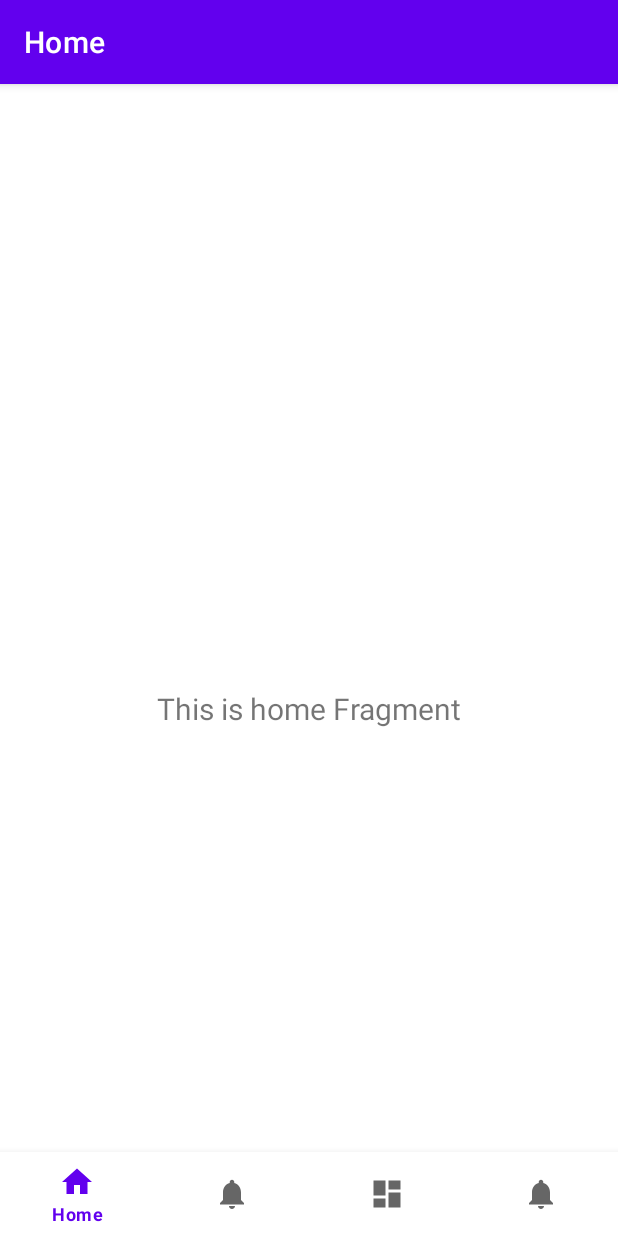
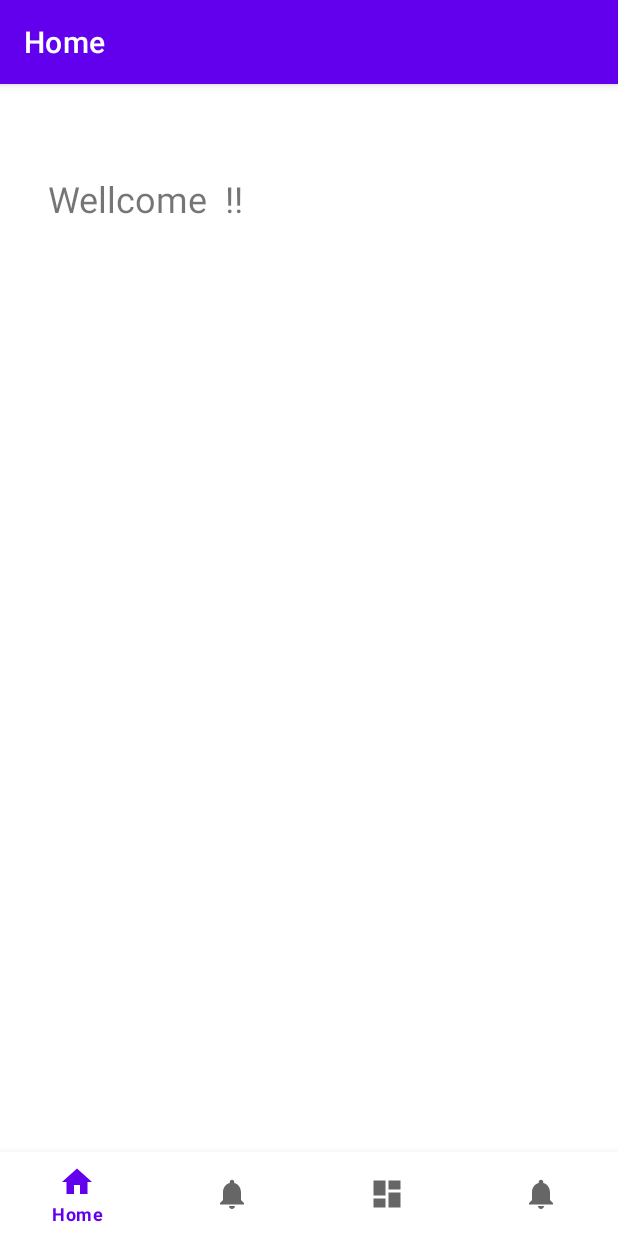
Before and after one commit to Aekkarat1729/ProjectEmpty_1, an Android app: the screen it shows after launch once a user with an empty profile is signed in (MainActivity), on a phone screen of 412 x 824 dp. Run offline under Robolectric (Android 15) with nearby library versions, the phone set to English and light mode, and no system bars; our stand-ins replace Firebase (no records; nobody signed in at launch, a user with empty details on screens opened directly), navigation-ui.

Commit message:
login(email)

```diff
--- a/app/src/main/java/com/example/projectempty/ui/home/HomeFragment.kt
+++ b/app/src/main/java/com/example/projectempty/ui/home/HomeFragment.kt
@@ -7,7 +7,12 @@ import android.view.ViewGroup
 import android.widget.TextView
 import androidx.fragment.app.Fragment
 import androidx.lifecycle.ViewModelProvider
+import com.example.projectempty.R
 import com.example.projectempty.databinding.FragmentHomeBinding
+import com.google.firebase.auth.FirebaseAuth
+import com.google.firebase.database.FirebaseDatabase
+import com.google.firebase.database.ktx.database
+import com.google.firebase.ktx.Firebase
 
 class HomeFragment : Fragment() {
 
@@ -15,8 +20,9 @@ class HomeFragment : Fragment() {
 
     // This property is only valid between onCreateView and
     // onDestroyView.
-    private val binding get() = _binding!!
 
+    var mAuth: FirebaseAuth? = null
+    var home_text_wellcome:TextView? = null
     override fun onCreateView(
         inflater: LayoutInflater,
         container: ViewGroup?,
@@ -25,15 +31,16 @@ class HomeFragment : Fragment() {
         val homeViewModel =
             ViewModelProvider(this).get(HomeViewModel::class.java)
 
-        _binding = FragmentHomeBinding.inflate(inflater, container, false)
-        val root: View = binding.root
+        val view = inflater.inflate(R.layout.fragment_home, container, false)
 
-        val textView: TextView = binding.textHome
-        homeViewModel.text.observe(viewLifecycleOwner) {
-            textView.text = it
-        }
-        return root
+        mAuth = FirebaseAuth.getInstance()
+        val user = mAuth!!.currentUser
+        home_text_wellcome = view.findViewById<TextView>(R.id.home_text_wellcome)
+        home_text_wellcome?.setText("Wellcome "+user?.email+" !!")
+
+        return view
     }
+
 
     override fun onDestroyView() {
         super.onDestroyView()
--- a/app/src/main/res/layout/fragment_home.xml
+++ b/app/src/main/res/layout/fragment_home.xml
@@ -7,16 +7,15 @@
     tools:context=".ui.home.HomeFragment">
 
     <TextView
-        android:id="@+id/text_home"
-        android:layout_width="match_parent"
-        android:layout_height="wrap_content"
-        android:layout_marginStart="8dp"
-        android:layout_marginTop="8dp"
-        android:layout_marginEnd="8dp"
-        android:textAlignment="center"
-        android:textSize="20sp"
-        app:layout_constraintBottom_toBottomOf="parent"
+        android:id="@+id/home_text_wellcome"
+        android:layout_width="346dp"
+        android:layout_height="58dp"
+        android:layout_marginStart="32dp"
+        android:layout_marginTop="4dp"
+        android:layout_marginEnd="217dp"
+        android:textSize="24sp"
         app:layout_constraintEnd_toEndOf="parent"
+        app:layout_constraintHorizontal_bias="0.0"
         app:layout_constraintStart_toStartOf="parent"
         app:layout_constraintTop_toTopOf="parent" />
 </androidx.constraintlayout.widget.ConstraintLayout>
```
